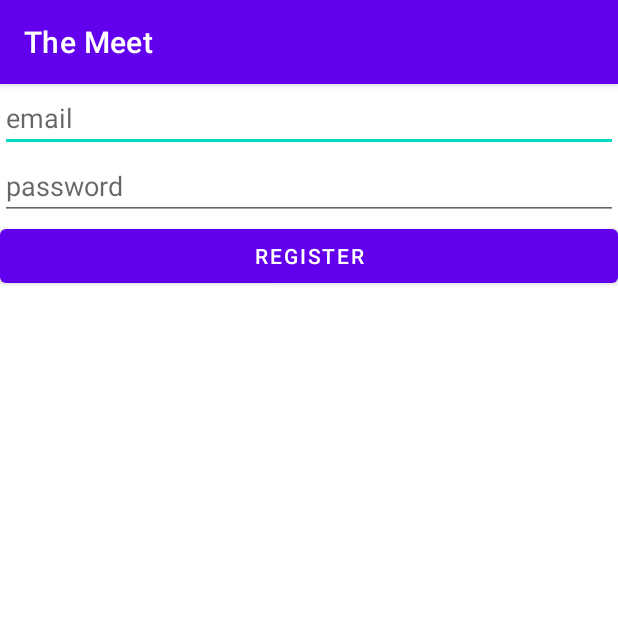
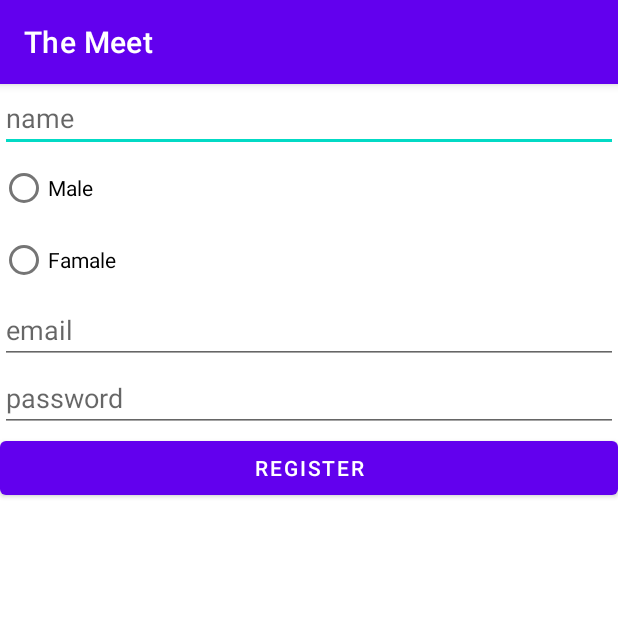
Before and after one commit to ZhangPluto/SimpleDatingApp, an Android app: the RegistrationActivity screen opened directly, with no data from a screen before it, after a tap on "REGISTER", on a phone screen of 412 x 824 dp, the top half of it. Run offline under Robolectric (Android 15) with nearby library versions, the phone set to English and light mode, and no system bars; our stand-ins replace Firebase (no records; nobody signed in at launch, a user with empty details on screens opened directly); 2 statements that could not run were skipped.

Commit message:
Add Registration information, connection account to firebase database

```diff
--- a/app/src/main/java/top/pluto/datingapp/RegistrationActivity.java
+++ b/app/src/main/java/top/pluto/datingapp/RegistrationActivity.java
@@ -8,6 +8,8 @@ import android.os.Bundle;
 import android.view.View;
 import android.widget.Button;
 import android.widget.EditText;
+import android.widget.RadioButton;
+import android.widget.RadioGroup;
 import android.widget.Toast;
 
 import com.google.android.gms.tasks.OnCompleteListener;
@@ -15,11 +17,14 @@ import com.google.android.gms.tasks.Task;
 import com.google.firebase.auth.AuthResult;
 import com.google.firebase.auth.FirebaseAuth;
 import com.google.firebase.auth.FirebaseUser;
+import com.google.firebase.database.DatabaseReference;
+import com.google.firebase.database.FirebaseDatabase;
 
 public class RegistrationActivity extends AppCompatActivity {
 
     private Button mRegister;
-    private EditText mEmail, mPassword;
+    private EditText mEmail, mPassword, mName;
+    private RadioGroup mRadioGroup;
     private FirebaseAuth mAuth;
     private FirebaseAuth.AuthStateListener firebaseAuthStateListener;
     @Override
@@ -43,17 +48,31 @@ public class RegistrationActivity extends AppCompatActivity {
         mRegister = (Button) findViewById(R.id.register);
         mEmail = (EditText) findViewById(R.id.email);
         mPassword = (EditText) findViewById(R.id.password);
-
+        mRadioGroup = (RadioGroup) findViewById(R.id.radioGroup);
+        mName = (EditText) findViewById(R.id.name);
         mRegister.setOnClickListener(new View.OnClickListener() {
             @Override
             public void onClick(View v) {
+                int selectId = mRadioGroup.getCheckedRadioButtonId();
+                final RadioButton radioButton = (RadioButton) findViewById(selectId);
+                if (radioButton.getText() == null){
+                    return;
+                }
+
+
+
                 final String email = mEmail.getText().toString();
                 final String password = mPassword.getText().toString();
+                final String name = mName.getText().toString();
                 mAuth.createUserWithEmailAndPassword(email,password).addOnCompleteListener(RegistrationActivity.this, new OnCompleteListener<AuthResult>() {
                     @Override
                     public void onComplete(@NonNull Task<AuthResult> task) {
                         if (!task.isSuccessful()){
                             Toast.makeText(RegistrationActivity.this, "sign up error", Toast.LENGTH_LONG).show();
+                        }else {
+                            String userId = mAuth.getCurrentUser().getUid();
+                            DatabaseReference currentUserDB = FirebaseDatabase.getInstance().getReference().child("Users").child(radioButton.getText().toString()).child(userId).child("name");
+                            currentUserDB.setValue(name);
                         }
                     }
                 });
--- a/app/src/main/res/layout/activity_registration.xml
+++ b/app/src/main/res/layout/activity_registration.xml
@@ -6,6 +6,24 @@
     android:layout_height="match_parent"
     tools:context=".RegistrationActivity"
     android:orientation="vertical">
+    <EditText
+        android:layout_width="match_parent"
+        android:layout_height="wrap_content"
+        android:hint="name"
+        android:id="@+id/name"/>
+    <RadioGroup
+        android:layout_width="match_parent"
+        android:layout_height="wrap_content"
+        android:id="@+id/radioGroup">
+        <RadioButton
+            android:layout_width="match_parent"
+            android:layout_height="wrap_content"
+            android:text="Male"/>
+        <RadioButton
+            android:layout_width="match_parent"
+            android:layout_height="wrap_content"
+            android:text="Famale"/>
+    </RadioGroup>
     <EditText
         android:layout_width="match_parent"
         android:layout_height="wrap_content"
```
